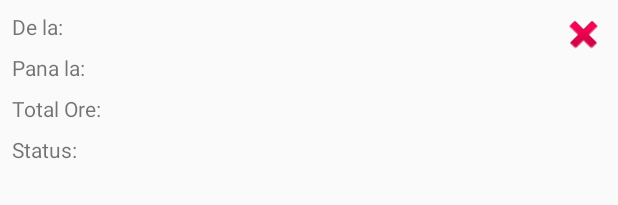
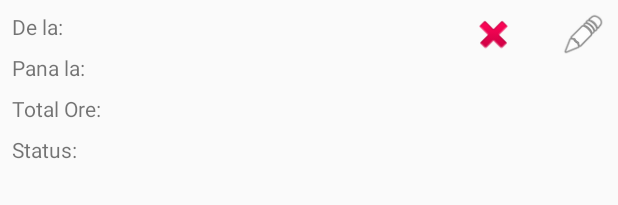
Before and after one commit to larissa898/LPApp-login, an Android app: the layout list_lp.xml on its own in the app's theme, with its tools: preview values and no code run, on a phone screen of 412 x 824 dp. Shown: the top 205 px of the screen. Run offline under Robolectric (Android 15) with nearby library versions, the phone set to English and light mode, and no system bars.

Commit message:
add edit Lp from Firebase

```diff
--- a/app/src/main/java/com/example/larisa/leavingpermissionapp/Activity/LeavingPermissionList.java
+++ b/app/src/main/java/com/example/larisa/leavingpermissionapp/Activity/LeavingPermissionList.java
@@ -65,7 +65,7 @@ public class LeavingPermissionList extends AppCompatActivity {
         AddButton = findViewById(R.id.buttonAddList);
         CancelList = findViewById(R.id.buttonCancelList);
         TotalOreZi = findViewById(R.id.totalResult);
-        //editButton =  findViewById(R.id.EditButton);
+        editButton =  findViewById(R.id.editButton);
         day =  getIntent().getIntExtra("day",0);
         actualDay =  getIntent().getIntExtra("actualDay",0);
         actualMonth =  getIntent().getIntExtra("actualMonth",0);
@@ -144,7 +144,9 @@ public class LeavingPermissionList extends AppCompatActivity {
             AddButton.setOnClickListener(new View.OnClickListener() {
                 @Override
                 public void onClick(View v) {
+                    String Flag = "add";
                     Intent intent = new Intent(LeavingPermissionList.this, RaportActivity.class);
+                    intent.putExtra("Flag", Flag);
                     intent.putExtra("day", day);
                     intent.putExtra("total", total);
                     intent.putExtra("month", month);
--- a/app/src/main/res/layout/list_lp.xml
+++ b/app/src/main/res/layout/list_lp.xml
@@ -6,22 +6,22 @@
     android:layout_height="wrap_content">
 
 
-    <!--<Button-->
-        <!--android:id="@+id/EditButton"-->
-        <!--android:layout_width="30dp"-->
-        <!--android:layout_height="30dp"-->
-        <!--android:layout_alignParentEnd="true"-->
-        <!--android:layout_marginEnd="8dp"-->
-        <!--android:layout_marginTop="8dp"-->
-        <!--android:background="@android:drawable/ic_menu_edit"-->
-        <!--app:layout_constraintEnd_toEndOf="parent"-->
-        <!--app:layout_constraintTop_toTopOf="parent" />-->
+    <Button
+        android:id="@+id/editButton"
+        android:layout_width="30dp"
+        android:layout_height="30dp"
+        android:layout_alignParentEnd="true"
+        android:layout_marginEnd="8dp"
+        android:layout_marginTop="8dp"
+        android:background="@android:drawable/ic_menu_edit"
+        app:layout_constraintEnd_toEndOf="parent"
+        app:layout_constraintTop_toTopOf="parent" />
 
     <Button
         android:id="@+id/deleteButton"
         android:layout_width="30dp"
         android:layout_height="30dp"
-        android:layout_marginEnd="8dp"
+        android:layout_marginEnd="68dp"
         android:layout_marginTop="8dp"
         android:background="@android:drawable/ic_delete"
         app:layout_constraintEnd_toEndOf="parent"
```
Also changed, not shown: app/src/main/java/com/example/larisa/leavingpermissionapp/Activity/RaportActivity.java (+56 -15 lines), app/src/main/java/com/example/larisa/leavingpermissionapp/Adapters/RecycleViewAdapterUser.java (+39 -0 lines).
